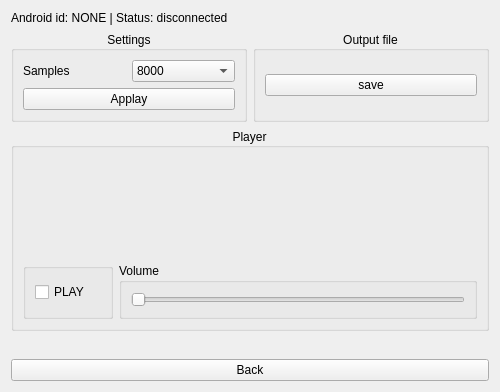
Gabriele91/AndroidSilenceAudioRecording, file qt_server/q_settings.ui: the form before one commit.
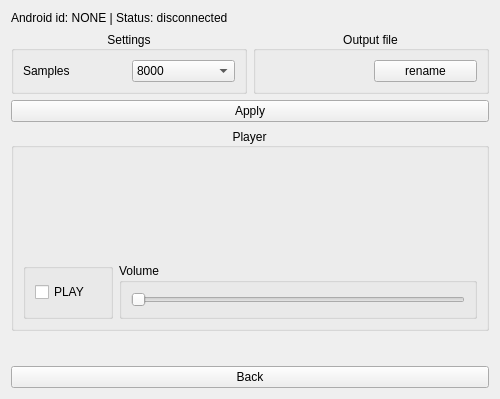
The form after the commit. Custom widgets are drawn as their Qt base class.

Diff of the .ui file:
```diff
--- a/qt_server/q_settings.ui
+++ b/qt_server/q_settings.ui
@@ -7,7 +7,7 @@
     <x>0</x>
     <y>0</y>
     <width>500</width>
-    <height>392</height>
+    <height>399</height>
    </rect>
   </property>
   <property name="windowTitle">
@@ -65,13 +65,6 @@
           </item>
          </layout>
         </item>
-        <item>
-         <widget class="QPushButton" name="m_pb_applay">
-          <property name="text">
-           <string>Applay</string>
-          </property>
-         </widget>
-        </item>
        </layout>
       </widget>
      </item>
@@ -85,17 +78,35 @@
        </property>
        <layout class="QVBoxLayout" name="verticalLayout_4">
         <item>
-         <widget class="QPushButton" name="m_pb_save">
-          <property name="text">
-           <string>save</string>
-          </property>
-         </widget>
+         <layout class="QHBoxLayout" name="horizontalLayout_2">
+          <item>
+           <widget class="QLabel" name="m_lb_name">
+            <property name="text">
+             <string/>
+            </property>
+           </widget>
+          </item>
+          <item>
+           <widget class="QPushButton" name="m_pb_rename">
+            <property name="text">
+             <string>rename</string>
+            </property>
+           </widget>
+          </item>
+         </layout>
         </item>
        </layout>
       </widget>
      </item>
     </layout>
    </item>
+   <item>
+    <widget class="QPushButton" name="m_pb_apply">
+     <property name="text">
+      <string>Apply</string>
+     </property>
+    </widget>
+   </item>
    <item>
     <widget class="QGroupBox" name="m_gb_player">
      <property name="title">
```
Left out of the diff: 42 changed lines with no effect on the pictures.
